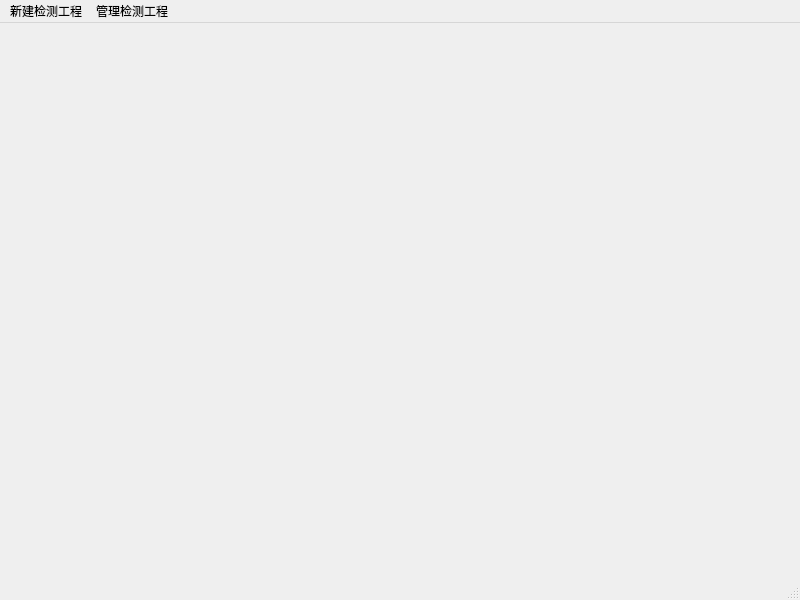
First picture: the form in user.ui, repository Woodsssss/Lanzhou, before the edit.
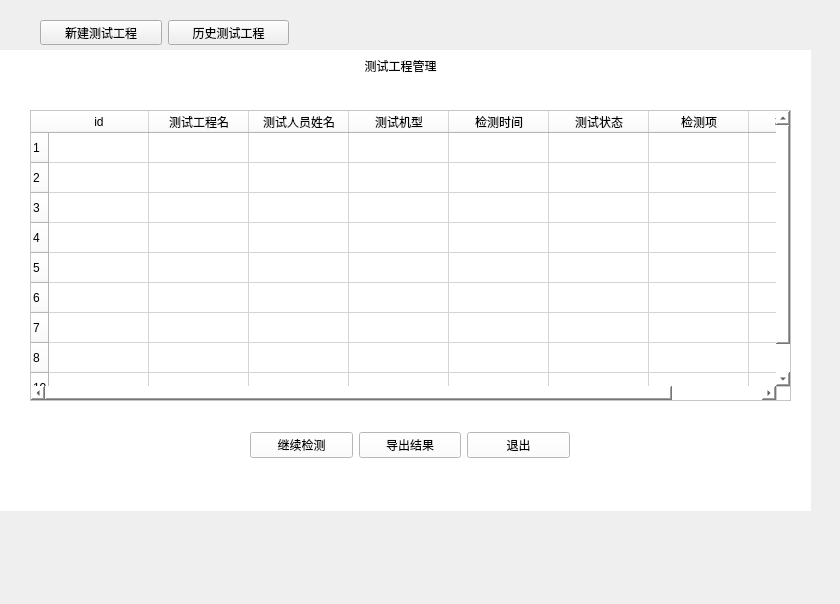
Second picture: the form after the edit. The open tabs and pages were chosen to show the change.

Patch:
```diff
--- a/user.ui
+++ b/user.ui
@@ -6,37 +6,349 @@
    <rect>
     <x>0</x>
     <y>0</y>
-    <width>800</width>
-    <height>600</height>
+    <width>840</width>
+    <height>604</height>
    </rect>
   </property>
   <property name="windowTitle">
    <string>MainWindow</string>
   </property>
-  <widget class="QWidget" name="centralwidget"/>
-  <widget class="QMenuBar" name="menubar">
-   <property name="geometry">
-    <rect>
-     <x>0</x>
-     <y>0</y>
-     <width>800</width>
-     <height>23</height>
-    </rect>
-   </property>
-   <widget class="QMenu" name="menu">
-    <property name="title">
-     <string>新建检测工程</string>
+  <widget class="QWidget" name="centralwidget">
+   <widget class="QWidget" name="layoutWidget">
+    <property name="geometry">
+     <rect>
+      <x>40</x>
+      <y>20</y>
+      <width>249</width>
+      <height>25</height>
+     </rect>
     </property>
+    <layout class="QHBoxLayout" name="horizontalLayout">
+     <item>
+      <widget class="QPushButton" name="pushButton">
+       <property name="text">
+        <string>新建测试工程</string>
+       </property>
+      </widget>
+     </item>
+     <item>
+      <widget class="QPushButton" name="pushButton_2">
+       <property name="text">
+        <string>历史测试工程</string>
+       </property>
+      </widget>
+     </item>
+    </layout>
    </widget>
-   <widget class="QMenu" name="menu_2">
-    <property name="title">
-     <string>管理检测工程</string>
+   <widget class="QStackedWidget" name="stackedWidget">
+    <property name="geometry">
+     <rect>
+      <x>-10</x>
+      <y>50</y>
+      <width>821</width>
+      <height>461</height>
+     </rect>
     </property>
+    <property name="styleSheet">
+     <string notr="true">background-color: rgb(255, 255, 255);</string>
+    </property>
+    <property name="currentIndex">
+     <number>0</number>
+    </property>
+    <widget class="QWidget" name="page">
+     <widget class="QTableWidget" name="tableWidget">
+      <property name="geometry">
+       <rect>
+        <x>20</x>
+        <y>50</y>
+        <width>741</width>
+        <height>291</height>
+       </rect>
+      </property>
+      <property name="styleSheet">
+       <string notr="true"/>
+      </property>
+      <row>
+       <property name="text">
+        <string>1</string>
+       </property>
+      </row>
+      <row>
+       <property name="text">
+        <string>2</string>
+       </property>
+      </row>
+      <row>
+       <property name="text">
+        <string>3</string>
+       </property>
+      </row>
+      <row>
+       <property name="text">
+        <string>4</string>
+       </property>
+      </row>
+      <row>
+       <property name="text">
+        <string>5</string>
+       </property>
+      </row>
+      <row>
+       <property name="text">
+        <string>6</string>
+       </property>
+      </row>
+      <row>
+       <property name="text">
+        <string>7</string>
+       </property>
+      </row>
+      <row>
+       <property name="text">
+        <string>8</string>
+       </property>
+      </row>
+      <row>
+       <property name="text">
+        <string>10</string>
+       </property>
+      </row>
+      <column>
+       <property name="text">
+        <string>id</string>
+       </property>
+      </column>
+      <column>
+       <property name="text">
+        <string>检测项名称</string>
+       </property>
+      </column>
+      <column>
+       <property name="text">
+        <string>测试模式</string>
+       </property>
+      </column>
+     </widget>
+     <widget class="QLabel" name="label_title">
+      <property name="geometry">
+       <rect>
+        <x>0</x>
+        <y>-10</y>
+        <width>781</width>
+        <height>31</height>
+       </rect>
+      </property>
+      <property name="minimumSize">
+       <size>
+        <width>0</width>
+        <height>0</height>
+       </size>
+      </property>
+      <property name="text">
+       <string>选择检测项</string>
+      </property>
+      <property name="alignment">
+       <set>Qt::AlignCenter</set>
+      </property>
+     </widget>
+     <widget class="QWidget" name="layoutWidget_2">
+      <property name="geometry">
+       <rect>
+        <x>140</x>
+        <y>370</y>
+        <width>471</width>
+        <height>51</height>
+       </rect>
+      </property>
+      <layout class="QHBoxLayout" name="horizontalLayout_2">
+       <item>
+        <widget class="QPushButton" name="button_insert">
+         <property name="text">
+          <string>新建检测项</string>
+         </property>
+        </widget>
+       </item>
+       <item>
+        <widget class="QPushButton" name="button_change">
+         <property name="text">
+          <string>编辑检测项</string>
+         </property>
+        </widget>
+       </item>
+       <item>
+        <widget class="QPushButton" name="button_summary">
+         <property name="text">
+          <string>详细配置</string>
+         </property>
+        </widget>
+       </item>
+       <item>
+        <widget class="QPushButton" name="button_exit">
+         <property name="text">
+          <string>退出</string>
+         </property>
+        </widget>
+       </item>
+      </layout>
+     </widget>
+    </widget>
+    <widget class="QWidget" name="page_2">
+     <widget class="QLabel" name="label_title_2">
+      <property name="geometry">
+       <rect>
+        <x>20</x>
+        <y>0</y>
+        <width>781</width>
+        <height>31</height>
+       </rect>
+      </property>
+      <property name="minimumSize">
+       <size>
+        <width>0</width>
+        <height>0</height>
+       </size>
+      </property>
+      <property name="text">
+       <string>测试工程管理</string>
+      </property>
+      <property name="alignment">
+       <set>Qt::AlignCenter</set>
+      </property>
+     </widget>
+     <widget class="QWidget" name="layoutWidget_4">
+      <property name="geometry">
+       <rect>
+        <x>260</x>
+        <y>370</y>
+        <width>320</width>
+        <height>51</height>
+       </rect>
+      </property>
+      <layout class="QHBoxLayout" name="horizontalLayout_3">
+       <item>
+        <widget class="QPushButton" name="button_continue">
+         <property name="text">
+          <string>继续检测</string>
+         </property>
+        </widget>
+       </item>
+       <item>
+        <widget class="QPushButton" name="button_summary_2">
+         <property name="text">
+          <string>导出结果</string>
+         </property>
+        </widget>
+       </item>
+       <item>
+        <widget class="QPushButton" name="button_exit_2">
+         <property name="text">
+          <string>退出</string>
+         </property>
+        </widget>
+       </item>
+      </layout>
+     </widget>
+     <widget class="QTableWidget" name="tableWidget_2">
+      <property name="geometry">
+       <rect>
+        <x>40</x>
+        <y>60</y>
+        <width>761</width>
+        <height>291</height>
+       </rect>
+      </property>
+      <property name="styleSheet">
+       <string notr="true"/>
+      </property>
+      <row>
+       <property name="text">
+        <string>1</string>
+       </property>
+      </row>
+      <row>
+       <property name="text">
+        <string>2</string>
+       </property>
+      </row>
+      <row>
+       <property name="text">
+        <string>3</string>
+       </property>
+      </row>
+      <row>
+       <property name="text">
+        <string>4</string>
+       </property>
+      </row>
+      <row>
+       <property name="text">
+        <string>5</string>
+       </property>
+      </row>
+      <row>
+       <property name="text">
+        <string>6</string>
+       </property>
+      </row>
+      <row>
+       <property name="text">
+        <string>7</string>
+       </property>
+      </row>
+      <row>
+       <property name="text">
+        <string>8</string>
+       </property>
+      </row>
+      <row>
+       <property name="text">
+        <string>10</string>
+       </property>
+      </row>
+      <column>
+       <property name="text">
+        <string>id</string>
+       </property>
+      </column>
+      <column>
+       <property name="text">
+        <string>测试工程名</string>
+       </property>
+      </column>
+      <column>
+       <property name="text">
+        <string>测试人员姓名</string>
+       </property>
+      </column>
+      <column>
+       <property name="text">
+        <string>测试机型</string>
+       </property>
+      </column>
+      <column>
+       <property name="text">
+        <string>检测时间</string>
+       </property>
+      </column>
+      <column>
+       <property name="text">
+        <string>测试状态</string>
+       </property>
+      </column>
+      <column>
+       <property name="text">
+        <string>检测项</string>
+       </property>
+      </column>
+      <column>
+       <property name="text">
+        <string>检测结果</string>
+       </property>
+      </column>
+     </widget>
+    </widget>
    </widget>
-   <addaction name="menu"/>
-   <addaction name="menu_2"/>
   </widget>
-  <widget class="QStatusBar" name="statusbar"/>
  </widget>
  <resources/>
  <connections/>
```
